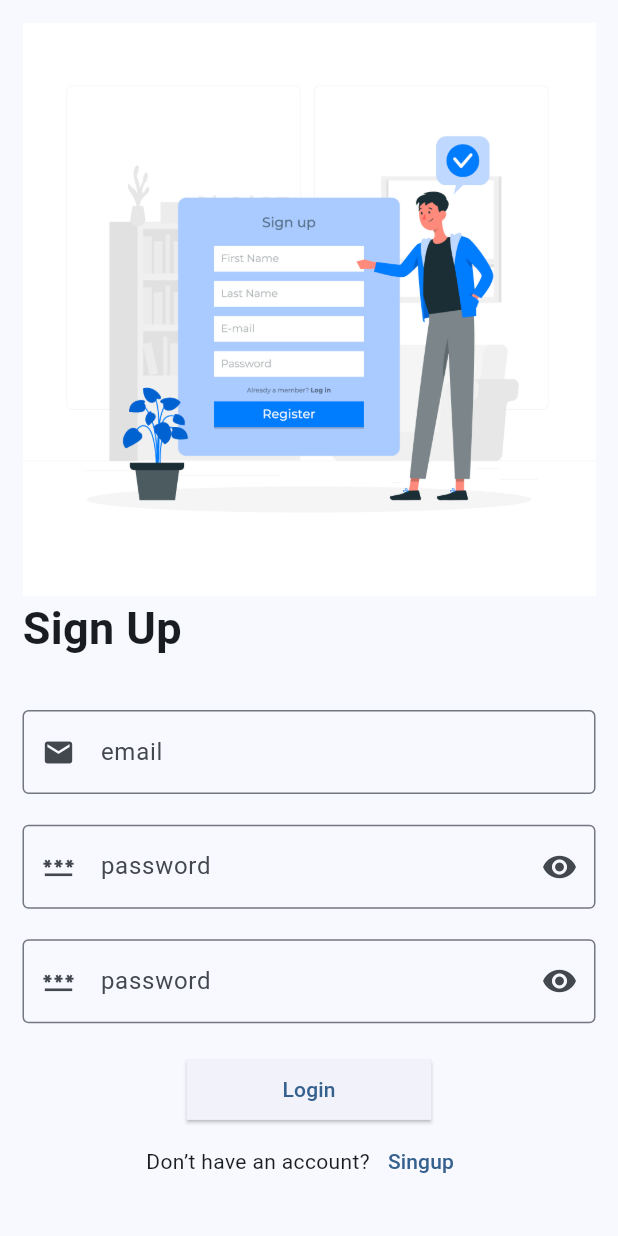
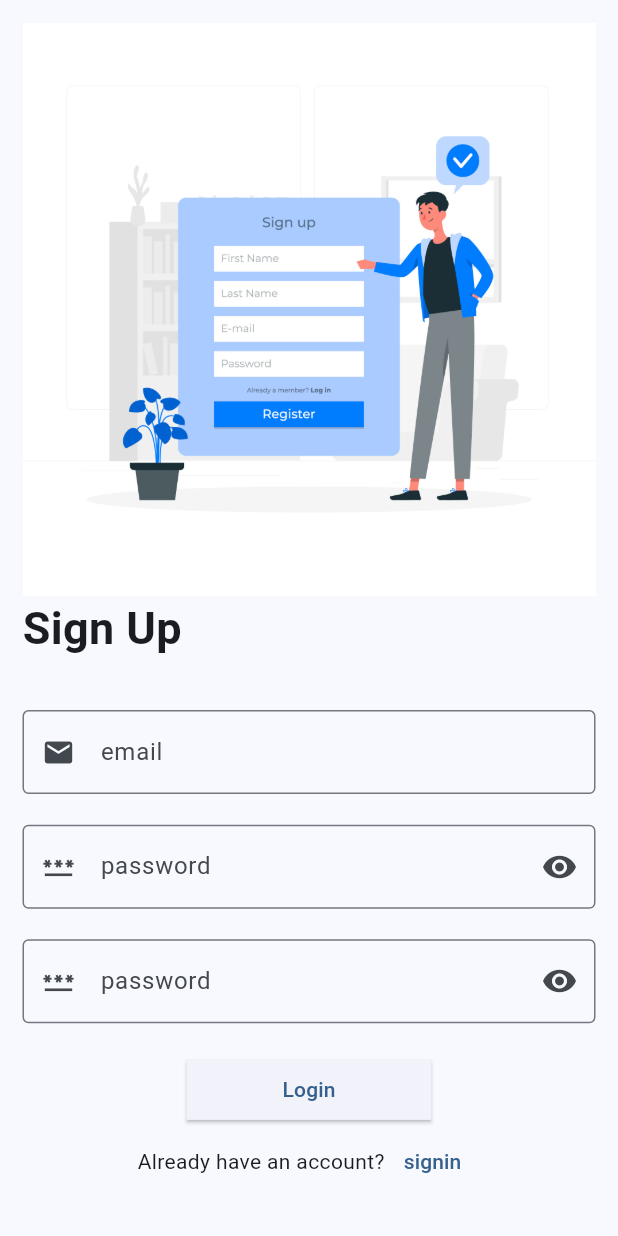
Before and after one commit to I02chahboun/integration_flutter_rocket, a Flutter app: the SignUp screen opened directly, on a phone screen of 412 x 824 dp. Run offline on Flutter 3.47's test engine with Material 2 defaults, Android fonts, the phone set to English and light mode, and no system bars.

Commit message:
improve code

```diff
--- a/lib/widgets/button.dart
+++ b/lib/widgets/button.dart
@@ -1,9 +1,13 @@
 import 'package:flutter/material.dart';
 import 'package:integration_flutter_rocket/constants/texts.dart';
+import 'package:integration_flutter_rocket/constants/util.dart';
+import 'package:integration_flutter_rocket/screens/login.dart';
+import 'package:integration_flutter_rocket/screens/signup.dart';
 import 'package:integration_flutter_rocket/widgets/elevated_button.dart';
 
 class Buttons extends StatelessWidget {
-  const Buttons({super.key});
+  final String title;
+  const Buttons({super.key, required this.title});
 
   @override
   Widget build(BuildContext context) {
@@ -13,10 +17,18 @@ class Buttons extends StatelessWidget {
         Row(
           mainAxisAlignment: MainAxisAlignment.center,
           children: [
-            const Text(AppTexts.heveAccount),
+            Text(title == AppTexts.signUp
+                ? AppTexts.heveAccount
+                : AppTexts.alreadyAccount),
             TextButton(
-              onPressed: () {},
-              child: const Text(AppTexts.signUp),
+              onPressed: () {
+                if (title == AppTexts.signUp) {
+                  context.push(const SignUp());
+                } else {
+                  context.push(const LogIn());
+                }
+              },
+              child: Text(title),
             ),
           ],
         )
```
